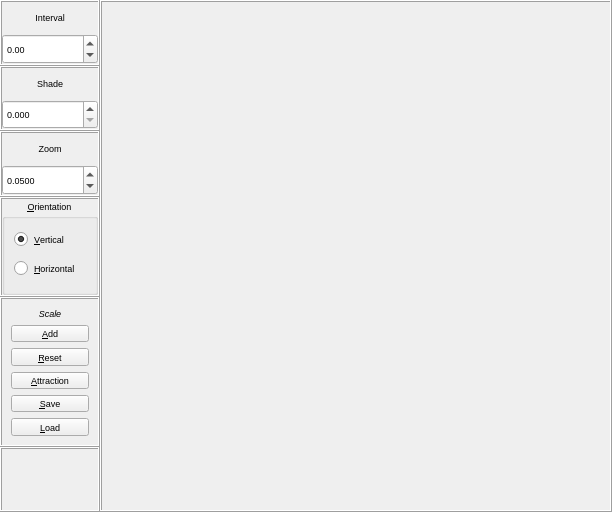
linuxmao-org/Frontieres, file sources/interface/ControlDialog.ui: the form before one commit.
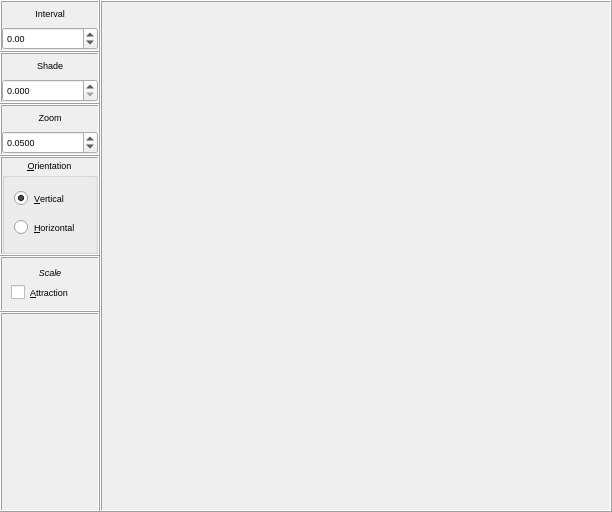
The form after the commit.

```diff
--- a/sources/interface/ControlDialog.ui
+++ b/sources/interface/ControlDialog.ui
@@ -586,28 +586,16 @@
        </widget>
       </item>
       <item>
-       <widget class="QFrame" name="frame">
-        <property name="minimumSize">
-         <size>
-          <width>100</width>
-          <height>150</height>
-         </size>
-        </property>
-        <property name="maximumSize">
-         <size>
-          <width>100</width>
-          <height>150</height>
-         </size>
-        </property>
+       <widget class="QFrame" name="frame_4">
         <property name="frameShape">
          <enum>QFrame::Box</enum>
         </property>
         <property name="frameShadow">
          <enum>QFrame::Raised</enum>
         </property>
-        <layout class="QVBoxLayout" name="verticalLayout_5">
+        <layout class="QVBoxLayout" name="verticalLayout_6">
          <item>
-          <widget class="QLabel" name="label">
+          <widget class="QLabel" name="label_2">
            <property name="font">
             <font>
              <pointsize>7</pointsize>
@@ -623,96 +611,34 @@
           </widget>
          </item>
          <item>
-          <widget class="QPushButton" name="pushButton_add">
+          <widget class="QCheckBox" name="checkBox_scale_attraction">
            <property name="font">
             <font>
              <pointsize>7</pointsize>
-             <italic>false</italic>
             </font>
-           </property>
-           <property name="focusPolicy">
-            <enum>Qt::NoFocus</enum>
-           </property>
-           <property name="text">
-            <string>&amp;Add</string>
-           </property>
-          </widget>
-         </item>
-         <item>
-          <widget class="QPushButton" name="pushButton_reset">
-           <property name="font">
-            <font>
-             <pointsize>7</pointsize>
-             <italic>false</italic>
-            </font>
-           </property>
-           <property name="focusPolicy">
-            <enum>Qt::NoFocus</enum>
-           </property>
-           <property name="text">
-            <string>&amp;Reset</string>
-           </property>
-           <property name="default">
-            <bool>false</bool>
-           </property>
-           <property name="flat">
-            <bool>false</bool>
-           </property>
-          </widget>
-         </item>
-         <item>
-          <widget class="QPushButton" name="pushButton_attraction">
-           <property name="font">
-            <font>
-             <pointsize>7</pointsize>
-            </font>
-           </property>
-           <property name="focusPolicy">
-            <enum>Qt::NoFocus</enum>
            </property>
            <property name="text">
             <string>&amp;Attraction</string>
            </property>
-           <property name="checkable">
-            <bool>true</bool>
-           </property>
-          </widget>
-         </item>
-         <item>
-          <widget class="QPushButton" name="pushButton_save">
-           <property name="font">
-            <font>
-             <pointsize>7</pointsize>
-            </font>
-           </property>
-           <property name="focusPolicy">
-            <enum>Qt::NoFocus</enum>
-           </property>
-           <property name="text">
-            <string>&amp;Save</string>
-           </property>
-          </widget>
-         </item>
-         <item>
-          <widget class="QPushButton" name="pushButton_load">
-           <property name="font">
-            <font>
-             <pointsize>7</pointsize>
-            </font>
-           </property>
-           <property name="focusPolicy">
-            <enum>Qt::NoFocus</enum>
-           </property>
-           <property name="text">
-            <string>&amp;Load</string>
-           </property>
           </widget>
          </item>
         </layout>
        </widget>
       </item>
       <item>
-       <widget class="QFrame" name="frame_4">
+       <widget class="QFrame" name="frame">
+        <property name="minimumSize">
+         <size>
+          <width>100</width>
+          <height>200</height>
+         </size>
+        </property>
+        <property name="maximumSize">
+         <size>
+          <width>100</width>
+          <height>200</height>
+         </size>
+        </property>
         <property name="frameShape">
          <enum>QFrame::Box</enum>
         </property>
```
Left out of the diff: 1 changed line with no effect on the pictures.
